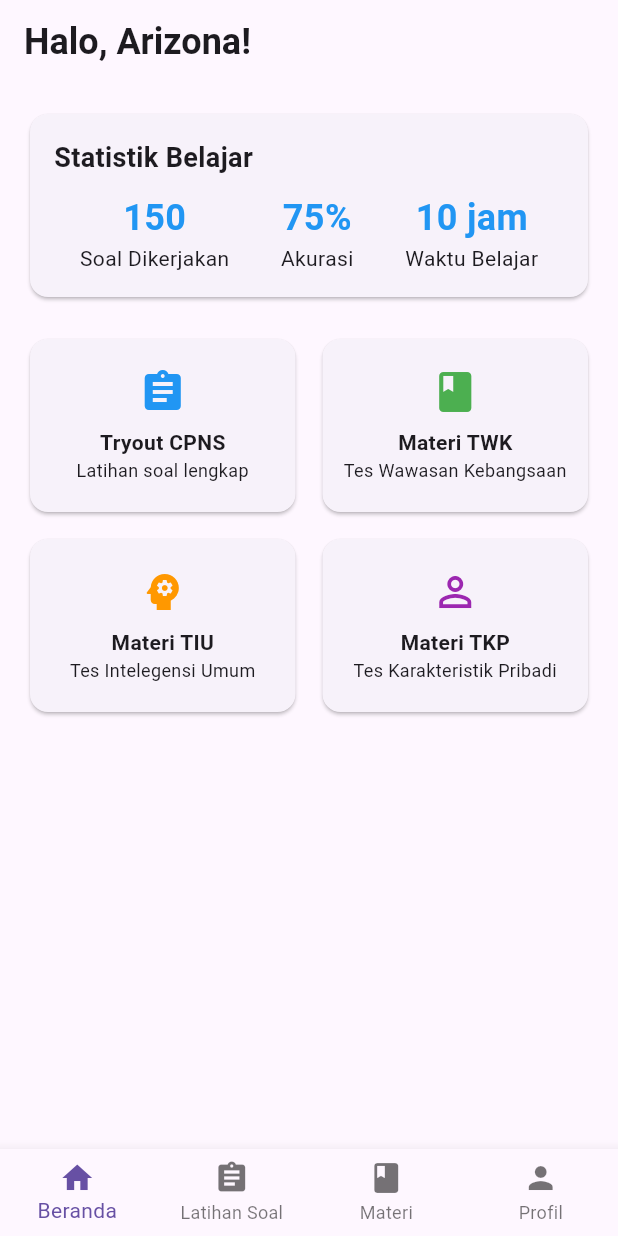
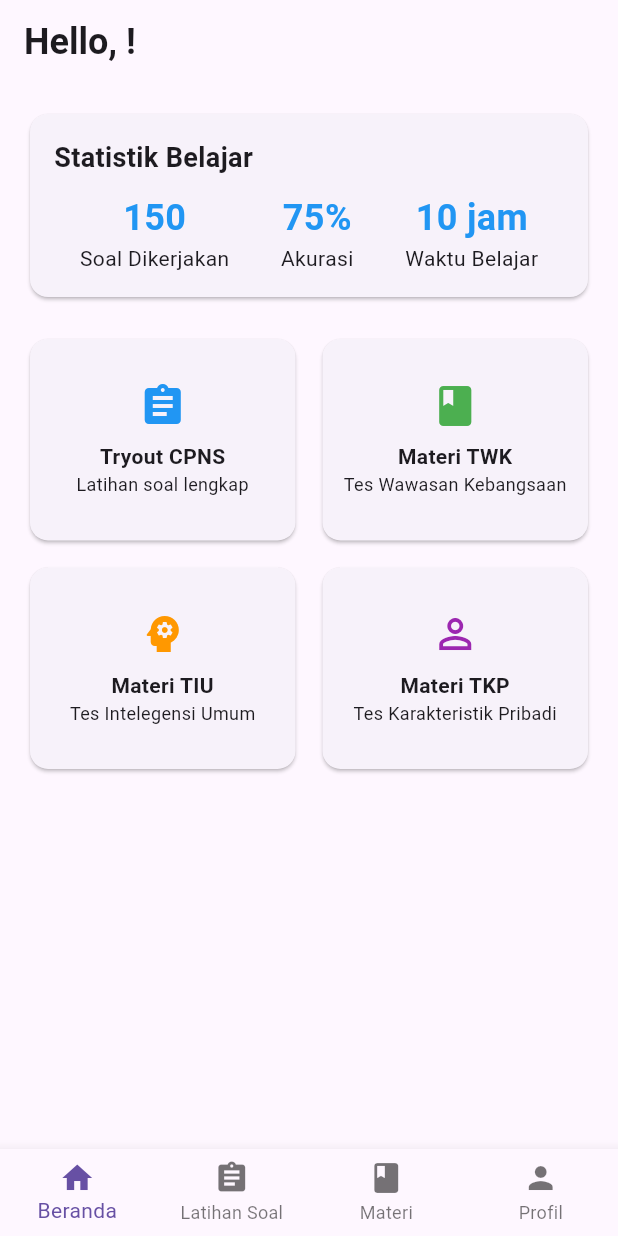
Before and after one commit to arizonaadipradana/juara_cpns, a Flutter app: the screen it shows once a user with an empty profile is signed in, on a phone screen of 412 x 824 dp. Run offline on Flutter 3.47's test engine with Material 3 defaults, Android fonts, the phone set to English and light mode, and no system bars; our stand-ins replace cloud_firestore, firebase_auth, firebase_core; accounts and stored records are empty.

Commit message:
Add learning material screen and update project configuration files

```diff
--- a/lib/main.dart
+++ b/lib/main.dart
@@ -1,7 +1,9 @@
 import 'package:flutter/material.dart';
 import 'package:juara_cpns/screens/auth_screen.dart';
 import 'package:juara_cpns/screens/home_screen.dart';
+import 'package:juara_cpns/screens/practice_test_screen.dart';
 import 'package:juara_cpns/screens/profile_screen.dart';
+import 'package:juara_cpns/screens/learning_material_screen.dart';
 import 'package:firebase_core/firebase_core.dart';
 import 'package:firebase_auth/firebase_auth.dart';
 import 'firebase_options.dart';
@@ -24,6 +26,10 @@ class JuaraCPNSApp extends StatelessWidget {
       theme: ThemeData(
         primarySwatch: Colors.blue,
         visualDensity: VisualDensity.adaptivePlatformDensity,
+        inputDecorationTheme: const InputDecorationTheme(
+          border: OutlineInputBorder(),
+          contentPadding: EdgeInsets.symmetric(horizontal: 16, vertical: 12),
+        ),
       ),
       home: StreamBuilder(
         stream: FirebaseAuth.instance.authStateChanges(),
--- a/lib/screens/home_screen.dart
+++ b/lib/screens/home_screen.dart
@@ -1,22 +1,50 @@
 import 'package:flutter/material.dart';
+import 'package:firebase_auth/firebase_auth.dart';
+import 'package:cloud_firestore/cloud_firestore.dart';
 
 class HomeScreen extends StatelessWidget {
   const HomeScreen({super.key});
 
   @override
   Widget build(BuildContext context) {
+    final bottomPadding = MediaQuery.of(context).padding.bottom;
+
+    final user = FirebaseAuth.instance.currentUser!;
+
     return Scaffold(
       appBar: AppBar(
-        title: const Text(
-            'Halo, Arizona!',
-          style: TextStyle(
+        title: StreamBuilder<DocumentSnapshot>(
+          stream: FirebaseFirestore.instance
+              .collection('users')
+              .doc(user.uid)
+              .snapshots(),
+          builder: (context, snapshot) {
+            if (snapshot.hasError) {
+              return const Text('Halo!');
+            }
+            final userData = snapshot.data?.data() as Map<String, dynamic>?;
+            final username = userData?['username'] ?? 'Hello!';
+            return Text(
+              'Hello, $username!',
+              style: const TextStyle(
                 fontSize: 24,
-            fontWeight: FontWeight.bold
+                fontWeight: FontWeight.bold,
+              ),
+            );
+          },
         ),
       ),
+      // Wrap the body in SafeArea to handle system UI intrusions
+      body: SafeArea(
+        child: LayoutBuilder(
+          builder: (context, constraints) {
+            return SingleChildScrollView(
+              padding: EdgeInsets.only(
+                left: 16.0,
+                right: 16.0,
+                top: 16.0,
+                bottom: 16.0 + bottomPadding,
               ),
-      body: SingleChildScrollView(
-        padding: const EdgeInsets.all(16.0),
               child: Column(
                 crossAxisAlignment: CrossAxisAlignment.start,
                 children: [
@@ -24,6 +52,9 @@ class HomeScreen extends StatelessWidget {
                   const SizedBox(height: 20),
                   _buildFeatureGrid(context),
                 ],
+              ),
+            );
+          },
         ),
       ),
     );
@@ -75,11 +106,13 @@ class HomeScreen extends StatelessWidget {
   }
 
   Widget _buildFeatureGrid(BuildContext context) {
+    final isTablet = MediaQuery.of(context).size.width > 600;
+
     return GridView.count(
-      shrinkWrap: true,
-      physics: const NeverScrollableScrollPhysics(),
-      crossAxisCount: 2,
-      childAspectRatio: 1.5,
+      shrinkWrap: true, // Add this to make grid take only needed space
+      physics: const NeverScrollableScrollPhysics(), // Disable scrolling
+      crossAxisCount: isTablet ? 4 : 2,
+      childAspectRatio: isTablet ? 1.5 : 1.3,
       mainAxisSpacing: 10,
       crossAxisSpacing: 10,
       children: [
@@ -138,6 +171,7 @@ class HomeScreen extends StatelessWidget {
                 style: const TextStyle(
                   fontWeight: FontWeight.bold,
                 ),
+                textAlign: TextAlign.center,
               ),
               Text(
                 subtitle,
@@ -151,134 +185,3 @@ class HomeScreen extends StatelessWidget {
     );
   }
 }
-
-
-class PracticeTestScreen extends StatelessWidget {
-  const PracticeTestScreen({super.key});
-
-  @override
-  Widget build(BuildContext context) {
-    return Scaffold(
-      appBar: AppBar(
-        title: const Text('Latihan Soal'),
-      ),
-      body: ListView(
-        padding: const EdgeInsets.all(16.0),
-        children: [
-          _buildTestCategory('TWK - Tes Wawasan Kebangsaan'),
-          _buildTestCategory('TIU - Tes Intelegensi Umum'),
-          _buildTestCategory('TKP - Tes Karakteristik Pribadi'),
-          _buildTestCategory('Tryout Lengkap'),
-        ],
-      ),
-    );
-  }
-
-  Widget _buildTestCategory(String title) {
-    return Card(
-      margin: const EdgeInsets.only(bottom: 16.0),
-      child: Padding(
-        padding: const EdgeInsets.all(16.0),
-        child: Column(
-          crossAxisAlignment: CrossAxisAlignment.start,
-          children: [
-            Text(
-              title,
-              style: const TextStyle(
-                fontSize: 18,
-                fontWeight: FontWeight.bold,
-              ),
-            ),
-            const SizedBox(height: 16),
-            ListView.builder(
-              shrinkWrap: true,
-              physics: const NeverScrollableScrollPhysics(),
-              itemCount: 3,
-              itemBuilder: (context, index) {
-                return ListTile(
-                  leading: const CircleAvatar(
-                    child: Icon(Icons.assignment),
-                  ),
-                  title: Text('Paket ${index + 1}'),
-                  subtitle: const Text('30 Soal • Durasi 30 Menit'),
-                  trailing: const Icon(Icons.arrow_forward_ios),
-                  onTap: () {
-                    // Navigate to test
-                  },
-                );
-              },
-            ),
-          ],
-        ),
-      ),
-    );
-  }
-}
-
-
-class LearningMaterialScreen extends StatelessWidget {
-  const LearningMaterialScreen({super.key});
-
-  @override
-  Widget build(BuildContext context) {
-    return Scaffold(
-      appBar: AppBar(
-        title: const Text('Materi Pembelajaran'),
-      ),
-      body: ListView(
-        padding: const EdgeInsets.all(16.0),
-        children: [
-          _buildMaterialCategory(
-            'TWK - Tes Wawasan Kebangsaan',
-            [
-              'Pancasila',
-              'UUD 1945',
-              'Sejarah Indonesia',
-              'Sistem Pemerintahan',
-            ],
-          ),
-          _buildMaterialCategory(
-            'TIU - Tes Intelegensi Umum',
-            [
-              'Verbal Analogi',
-              'Numerik',
-              'Logika',
-              'Spasial',
-            ],
-          ),
-          _buildMaterialCategory(
-            'TKP - Tes Karakteristik Pribadi',
-            [
-              'Pelayanan Publik',
-              'Sosial Budaya',
-              'Profesionalisme',
-              'Jejaring Kerja',
-            ],
-          ),
-        ],
-      ),
-    );
-  }
-
-  Widget _buildMaterialCategory(String title, List<String> subjects) {
-    return Card(
-      margin: const EdgeInsets.only(bottom: 16.0),
-      child: ExpansionTile(
-        title: Text(
-          title,
-          style: const TextStyle(fontWeight: FontWeight.bold),
-        ),
-        children: subjects.map((subject) {
-          return ListTile(
-            leading: const Icon(Icons.book),
-            title: Text(subject),
-            trailing: const Icon(Icons.arrow_forward_ios),
-            onTap: () {
-              // Navigate to material detail
-            },
-          );
-        }).toList(),
-      ),
-    );
-  }
-}
```
Also changed, not shown: lib/responsive_layout.dart (added, +77 -0 lines), lib/screens/auth_screen.dart (+72 -23 lines), lib/screens/learning_material_screen.dart (added, +68 -0 lines), lib/screens/practice_test_screen.dart (added, +63 -0 lines), 128 other files. Lines whose indentation alone changed are shown as unchanged.
